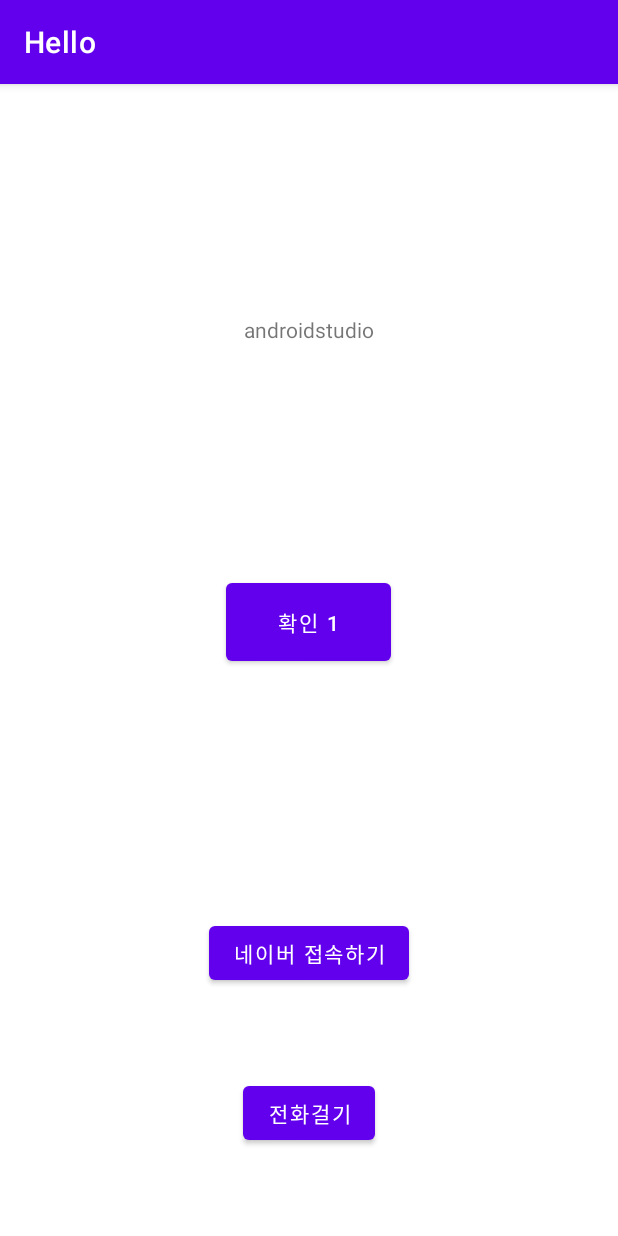
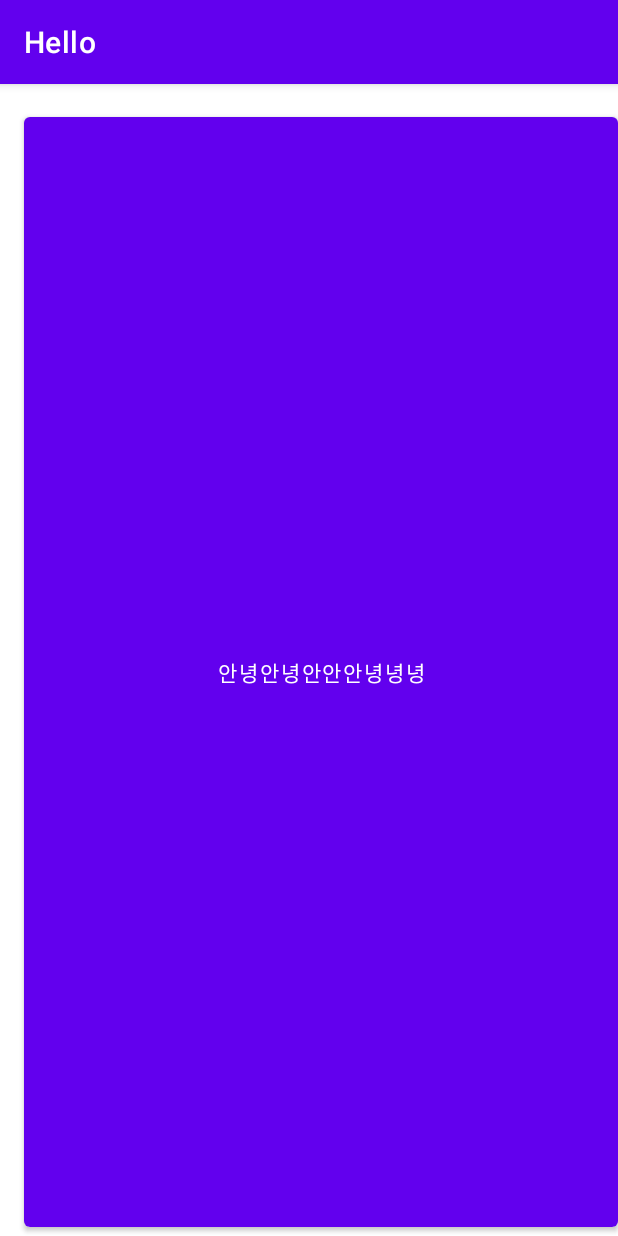
Before and after one commit to ilmntr/DoitAndroidStudio, an Android app: the screen it shows after launch (MainActivity), on a phone screen of 412 x 824 dp. Run offline under Robolectric (Android 15) with nearby library versions, the phone set to English and light mode, and no system bars.

Commit message:
delete all and made a big button

```diff
--- a/app/src/main/res/layout/activity_main.xml
+++ b/app/src/main/res/layout/activity_main.xml
@@ -1,54 +1,16 @@
 <?xml version="1.0" encoding="utf-8"?>
-<androidx.constraintlayout.widget.ConstraintLayout
-    xmlns:android="http://schemas.android.com/apk/res/android"
+<LinearLayout xmlns:android="http://schemas.android.com/apk/res/android"
+    xmlns:app="http://schemas.android.com/apk/res-auto"
     xmlns:tools="http://schemas.android.com/tools"
-    xmlns:app="http://schemas.android.com/apk/res-auto"
     android:layout_width="match_parent"
     android:layout_height="match_parent"
     tools:context=".MainActivity">
 
     <Button
-        android:id="@+id/button3"
-        android:layout_width="wrap_content"
-        android:layout_height="wrap_content"
-        android:onClick="onButton3Clicked"
-        android:text="전화걸기"
-        app:layout_constraintBottom_toBottomOf="parent"
-        app:layout_constraintEnd_toEndOf="parent"
-        app:layout_constraintStart_toStartOf="parent"
-        app:layout_constraintTop_toBottomOf="@+id/button2" />
-
-    <Button
         android:id="@+id/button"
-        android:layout_width="110dp"
-        android:layout_height="64dp"
-        android:onClick="onButton1Clicked"
-        android:text="확인 1"
-        app:layout_constraintBottom_toBottomOf="parent"
-        app:layout_constraintEnd_toEndOf="parent"
-        app:layout_constraintHorizontal_bias="0.498"
-        app:layout_constraintStart_toStartOf="parent"
-        app:layout_constraintTop_toTopOf="parent"
-        app:layout_constraintVertical_bias="0.464" />
-
-    <Button
-        android:id="@+id/button2"
-        android:layout_width="wrap_content"
-        android:layout_height="wrap_content"
-        android:onClick="onButton2Clicked"
-        android:text="네이버 접속하기"
-        app:layout_constraintBottom_toBottomOf="parent"
-        app:layout_constraintEnd_toEndOf="parent"
-        app:layout_constraintStart_toStartOf="parent"
-        app:layout_constraintTop_toBottomOf="@+id/button" />
-
-    <TextView
-        android:id="@+id/textView"
-        android:layout_width="wrap_content"
-        android:layout_height="wrap_content"
-        android:text="androidstudio"
-        app:layout_constraintBottom_toTopOf="@+id/button"
-        app:layout_constraintEnd_toEndOf="parent"
-        app:layout_constraintStart_toStartOf="parent"
-        app:layout_constraintTop_toTopOf="parent" />
-</androidx.constraintlayout.widget.ConstraintLayout>
+        android:layout_width="match_parent"
+        android:layout_height="match_parent"
+        android:layout_marginStart="16dp"
+        android:layout_marginTop="16dp"
+        android:text="안녕안녕안안안녕녕녕" />
+</LinearLayout>
```
